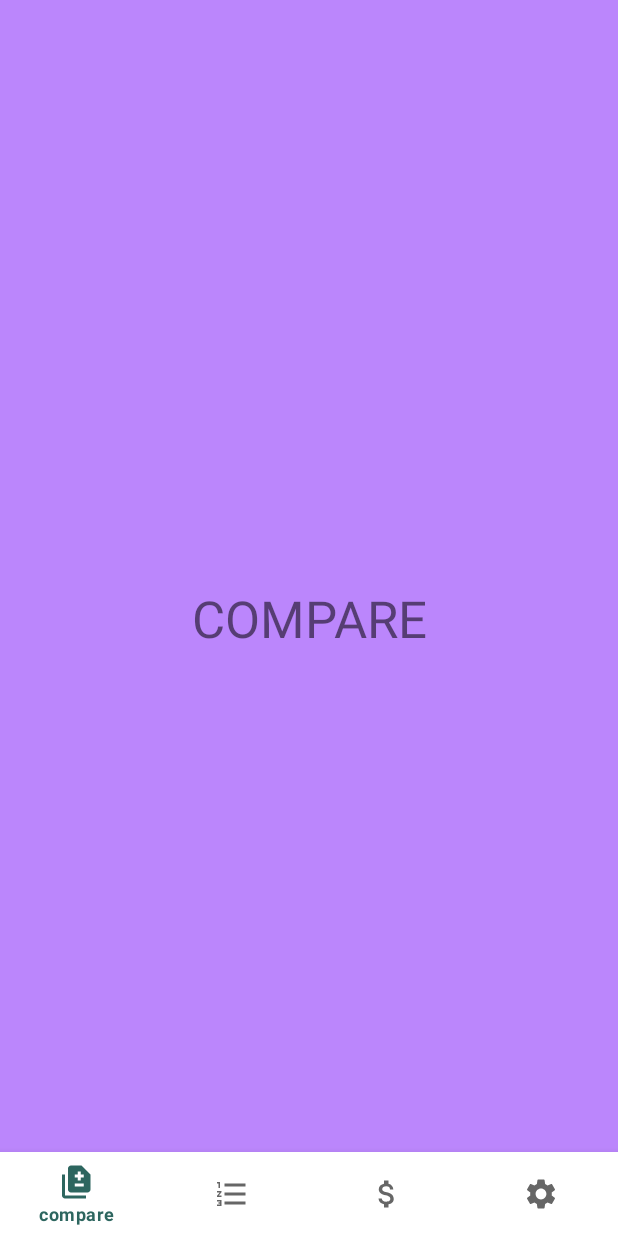
After one commit to stasvitalich/SaveMoney, an Android app: the MenuFragment screen opened through its navigation route, on a phone screen of 412 x 824 dp. The commit adds this screen. Run offline under Robolectric (Android 15) with nearby library versions, the phone set to English and light mode, and no system bars.

Commit message:
New fragments were added to the project.

```diff
--- /dev/null
+++ b/app/src/main/java/com/example/savemoney/screens/MenuFragment.kt
@@ -0,0 +1,56 @@
+package com.example.savemoney.screens
+
+import android.os.Bundle
+import androidx.fragment.app.Fragment
+import android.view.LayoutInflater
+import android.view.View
+import android.view.ViewGroup
+import com.example.savemoney.R
+import com.example.savemoney.databinding.FragmentMenuBinding
+import androidx.navigation.Navigation
+
+class MenuFragment : Fragment() {
+
+    lateinit var binding: FragmentMenuBinding
+
+    override fun onCreateView(
+        inflater: LayoutInflater, container: ViewGroup?,
+        savedInstanceState: Bundle?
+    ): View? {
+        binding = FragmentMenuBinding.inflate(inflater)
+        return binding.root
+    }
+
+    override fun onViewCreated(view: View, savedInstanceState: Bundle?) {
+        binding.bottomNavigationView.setOnItemSelectedListener { item ->
+            when (item.itemId) {
+                R.id.compare -> {
+                    // Обработка нажатия на item "compare"
+                    Navigation.findNavController(view).navigate(R.id.menuFragment)
+                    true
+                }
+                R.id.list -> {
+                    // Обработка нажатия на item "list"
+                    Navigation.findNavController(view).navigate(R.id.action_menuFragment_to_listFragment)
+                    true
+                }
+                R.id.expenditure -> {
+                    // Обработка нажатия на item "expenditure"
+                    Navigation.findNavController(view).navigate(R.id.action_menuFragment_to_expenditureFragment)
+                    true
+                }
+                R.id.settings -> {
+                    // Обработка нажатия на item "settings"
+                    Navigation.findNavController(view).navigate(R.id.action_menuFragment_to_settingsFragment)
+                    true
+                }
+                else -> false
+            }
+        }
+    }
+
+    companion object {
+        @JvmStatic
+        fun newInstance() = MenuFragment()
+    }
+}
--- /dev/null
+++ b/app/src/main/res/drawable/ic_baseline_attach_money_24.xml
@@ -0,0 +1,5 @@
+<vector android:height="24dp" android:tint="#000000"
+    android:viewportHeight="24" android:viewportWidth="24"
+    android:width="24dp" xmlns:android="http://schemas.android.com/apk/res/android">
+    <path android:fillColor="@android:color/white" android:pathData="M11.8,10.9c-2.27,-0.59 -3,-1.2 -3,-2.15 0,-1.09 1.01,-1.85 2.7,-1.85 1.78,0 2.44,0.85 2.5,2.1h2.21c-0.07,-1.72 -1.12,-3.3 -3.21,-3.81V3h-3v2.16c-1.94,0.42 -3.5,1.68 -3.5,3.61 0,2.31 1.91,3.46 4.7,4.13 2.5,0.6 3,1.48 3,2.41 0,0.69 -0.49,1.79 -2.7,1.79 -2.06,0 -2.87,-0.92 -2.98,-2.1h-2.2c0.12,2.19 1.76,3.42 3.68,3.83V21h3v-2.15c1.95,-0.37 3.5,-1.5 3.5,-3.55 0,-2.84 -2.43,-3.81 -4.7,-4.4z"/>
+</vector>
--- /dev/null
+++ b/app/src/main/res/drawable/ic_baseline_difference_24.xml
@@ -0,0 +1,5 @@
+<vector android:height="24dp" android:tint="#000000"
+    android:viewportHeight="24" android:viewportWidth="24"
+    android:width="24dp" xmlns:android="http://schemas.android.com/apk/res/android">
+    <path android:fillColor="@android:color/white" android:pathData="M18,23H4c-1.1,0 -2,-0.9 -2,-2V7h2v14h14V23zM15,1H8C6.9,1 6.01,1.9 6.01,3L6,17c0,1.1 0.89,2 1.99,2H19c1.1,0 2,-0.9 2,-2V7L15,1zM16.5,15h-6v-2h6V15zM16.5,9h-2v2h-2V9h-2V7h2V5h2v2h2V9z"/>
+</vector>
--- /dev/null
+++ b/app/src/main/res/drawable/ic_baseline_format_list_numbered_24.xml
@@ -0,0 +1,5 @@
+<vector android:height="24dp" android:tint="#000000"
+    android:viewportHeight="24" android:viewportWidth="24"
+    android:width="24dp" xmlns:android="http://schemas.android.com/apk/res/android">
+    <path android:fillColor="@android:color/white" android:pathData="M2,17h2v0.5L3,17.5v1h1v0.5L2,19v1h3v-4L2,16v1zM3,8h1L4,4L2,4v1h1v3zM2,11h1.8L2,13.1v0.9h3v-1L3.2,13L5,10.9L5,10L2,10v1zM7,5v2h14L21,5L7,5zM7,19h14v-2L7,17v2zM7,13h14v-2L7,11v2z"/>
+</vector>
--- /dev/null
+++ b/app/src/main/res/drawable/ic_baseline_settings_24.xml
@@ -0,0 +1,5 @@
+<vector android:height="24dp" android:tint="#000000"
+    android:viewportHeight="24" android:viewportWidth="24"
+    android:width="24dp" xmlns:android="http://schemas.android.com/apk/res/android">
+    <path android:fillColor="@android:color/white" android:pathData="M19.14,12.94c0.04,-0.3 0.06,-0.61 0.06,-0.94c0,-0.32 -0.02,-0.64 -0.07,-0.94l2.03,-1.58c0.18,-0.14 0.23,-0.41 0.12,-0.61l-1.92,-3.32c-0.12,-0.22 -0.37,-0.29 -0.59,-0.22l-2.39,0.96c-0.5,-0.38 -1.03,-0.7 -1.62,-0.94L14.4,2.81c-0.04,-0.24 -0.24,-0.41 -0.48,-0.41h-3.84c-0.24,0 -0.43,0.17 -0.47,0.41L9.25,5.35C8.66,5.59 8.12,5.92 7.63,6.29L5.24,5.33c-0.22,-0.08 -0.47,0 -0.59,0.22L2.74,8.87C2.62,9.08 2.66,9.34 2.86,9.48l2.03,1.58C4.84,11.36 4.8,11.69 4.8,12s0.02,0.64 0.07,0.94l-2.03,1.58c-0.18,0.14 -0.23,0.41 -0.12,0.61l1.92,3.32c0.12,0.22 0.37,0.29 0.59,0.22l2.39,-0.96c0.5,0.38 1.03,0.7 1.62,0.94l0.36,2.54c0.05,0.24 0.24,0.41 0.48,0.41h3.84c0.24,0 0.44,-0.17 0.47,-0.41l0.36,-2.54c0.59,-0.24 1.13,-0.56 1.62,-0.94l2.39,0.96c0.22,0.08 0.47,0 0.59,-0.22l1.92,-3.32c0.12,-0.22 0.07,-0.47 -0.12,-0.61L19.14,12.94zM12,15.6c-1.98,0 -3.6,-1.62 -3.6,-3.6s1.62,-3.6 3.6,-3.6s3.6,1.62 3.6,3.6S13.98,15.6 12,15.6z"/>
+</vector>
--- /dev/null
+++ b/app/src/main/res/layout/fragment_menu.xml
@@ -0,0 +1,36 @@
+<?xml version="1.0" encoding="utf-8"?>
+<FrameLayout xmlns:android="http://schemas.android.com/apk/res/android"
+    xmlns:app="http://schemas.android.com/apk/res-auto"
+    xmlns:tools="http://schemas.android.com/tools"
+    android:layout_width="match_parent"
+    android:layout_height="match_parent"
+    tools:context=".screens.MenuFragment">
+
+    <androidx.constraintlayout.widget.ConstraintLayout
+        android:layout_width="match_parent"
+        android:layout_height="match_parent"
+        android:background="@color/purple_200">
+
+        <TextView
+            android:id="@+id/textView3"
+            android:layout_width="wrap_content"
+            android:layout_height="wrap_content"
+            android:text="COMPARE"
+            android:textSize="34sp"
+            app:layout_constraintBottom_toBottomOf="parent"
+            app:layout_constraintEnd_toEndOf="parent"
+            app:layout_constraintStart_toStartOf="parent"
+            app:layout_constraintTop_toTopOf="parent" />
+
+        <com.google.android.material.bottomnavigation.BottomNavigationView
+            android:id="@+id/bottomNavigationView"
+            android:layout_width="match_parent"
+            android:layout_height="wrap_content"
+            app:layout_constraintBottom_toBottomOf="parent"
+            app:layout_constraintEnd_toEndOf="parent"
+            app:layout_constraintStart_toStartOf="parent"
+            app:menu="@menu/bottom_menu" />
+
+
+    </androidx.constraintlayout.widget.ConstraintLayout>
+</FrameLayout>
--- /dev/null
+++ b/app/src/main/res/menu/bottom_menu.xml
@@ -0,0 +1,16 @@
+<?xml version="1.0" encoding="utf-8"?>
+<menu xmlns:android="http://schemas.android.com/apk/res/android">
+
+    <item android:title="compare"
+        android:id="@+id/compare"
+        android:icon="@drawable/ic_baseline_difference_24"/>
+    <item android:title="list"
+        android:id="@+id/list"
+        android:icon="@drawable/ic_baseline_format_list_numbered_24"/>
+    <item android:title="expenditure"
+        android:id="@+id/expenditure"
+        android:icon="@drawable/ic_baseline_attach_money_24"/>
+    <item android:title="settings"
+        android:id="@+id/settings"
+        android:icon="@drawable/ic_baseline_settings_24"/>
+</menu>
--- a/app/src/main/res/navigation/nav_graph.xml
+++ b/app/src/main/res/navigation/nav_graph.xml
@@ -31,6 +31,11 @@
             app:destination="@id/chooseFragment2"
             app:enterAnim="@anim/nav_default_enter_anim"
             app:exitAnim="@anim/nav_default_exit_anim" />
+        <action
+            android:id="@+id/action_loginFragment_to_menuFragment"
+            app:destination="@id/menuFragment"
+            app:enterAnim="@anim/nav_default_enter_anim"
+            app:exitAnim="@anim/nav_default_enter_anim" />
     </fragment>
     <fragment
         android:id="@+id/registrationFragment"
@@ -48,4 +53,39 @@
             app:enterAnim="@anim/nav_default_enter_anim"
             app:exitAnim="@anim/nav_default_exit_anim" />
     </fragment>
+    <fragment
+        android:id="@+id/menuFragment"
+        android:name="com.example.savemoney.screens.MenuFragment"
+        android:label="fragment_menu"
+        tools:layout="@layout/fragment_menu" >
+        <action
+            android:id="@+id/action_menuFragment_to_listFragment"
+            app:destination="@id/listFragment"
+            app:enterAnim="@anim/nav_default_enter_anim"
+            app:exitAnim="@anim/nav_default_exit_anim" />
+        <action
+            android:id="@+id/action_menuFragment_to_expenditureFragment"
+            app:destination="@id/expenditureFragment"
+            app:enterAnim="@anim/nav_default_enter_anim"
+            app:exitAnim="@anim/nav_default_exit_anim" />
+        <action
+            android:id="@+id/action_menuFragment_to_settingsFragment"
+            app:destination="@id/settingsFragment"
+            app:enterAnim="@anim/nav_default_exit_anim" />
+    </fragment>
+    <fragment
+        android:id="@+id/listFragment"
+        android:name="com.example.savemoney.screens.ListFragment"
+        android:label="fragment_list"
+        tools:layout="@layout/fragment_list" />
+    <fragment
+        android:id="@+id/expenditureFragment"
+        android:name="com.example.savemoney.screens.ExpenditureFragment"
+        android:label="fragment_expenditure"
+        tools:layout="@layout/fragment_expenditure" />
+    <fragment
+        android:id="@+id/settingsFragment"
+        android:name="com.example.savemoney.SettingsFragment"
+        android:label="fragment_settings"
+        tools:layout="@layout/fragment_settings" />
 </navigation>
```
Also changed, not shown: app/src/main/AndroidManifest.xml (+7 -0 lines), app/src/main/java/com/example/savemoney/screens/ExpenditureFragment.kt (added, +26 -0 lines), app/src/main/java/com/example/savemoney/screens/ListFragment.kt (added, +25 -0 lines), app/src/main/java/com/example/savemoney/screens/SettingsFragment.kt (added, +25 -0 lines), app/src/main/res/layout/fragment_expenditure.xml (added, +25 -0 lines), app/src/main/res/layout/fragment_list.xml (added, +24 -0 lines), app/src/main/res/layout/fragment_settings.xml (added, +25 -0 lines).
